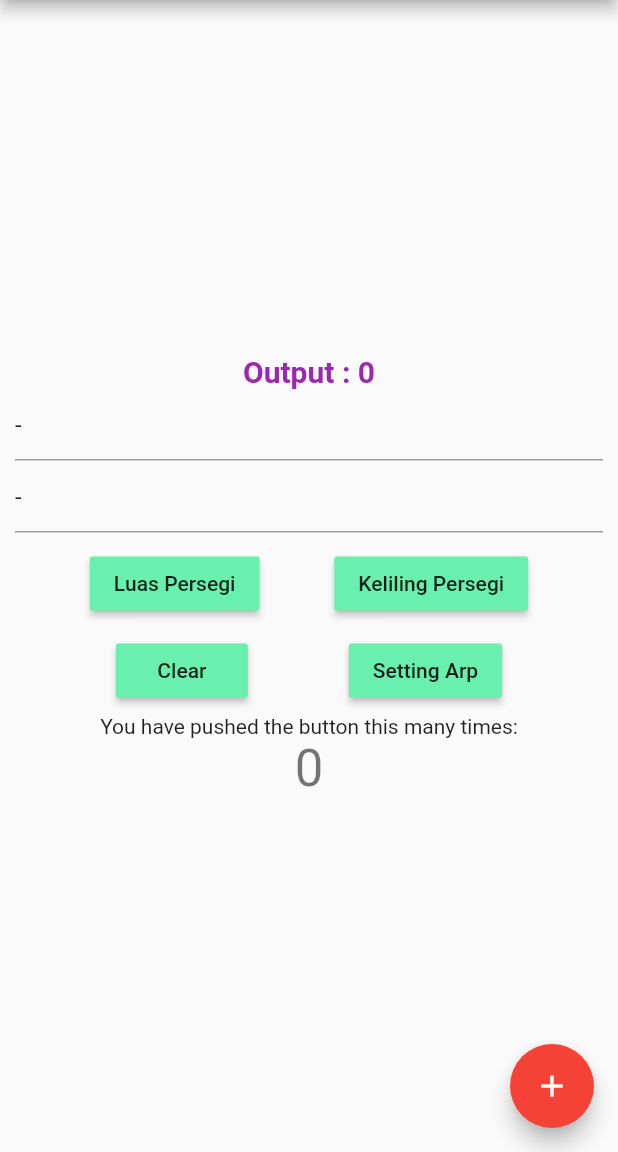
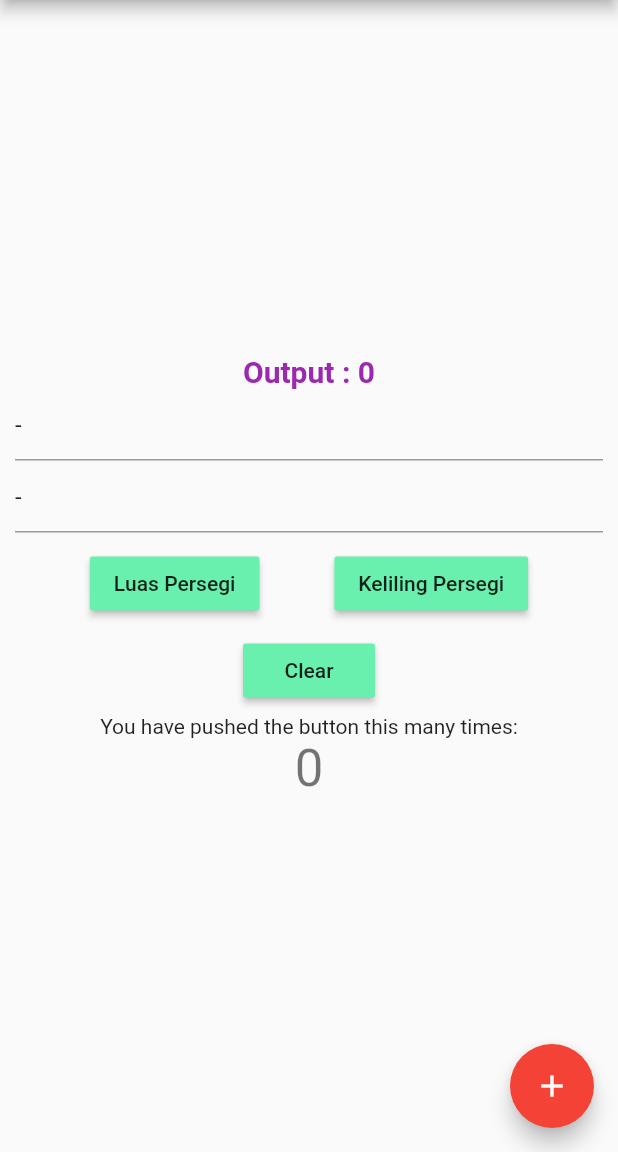
Before and after one commit to ivandermoura/persegipanjang, a Flutter app: the screen it shows after launch, on a phone screen of 412 x 824 dp, the part 84-1236 px from its top. Run offline on Flutter 3.47's test engine with Material 2 defaults, Android fonts, the phone set to English and light mode, and no system bars.

Commit message:
delete fitur

```diff
--- a/lib/home_page.dart
+++ b/lib/home_page.dart
@@ -112,11 +112,6 @@ class _HomepageState extends State<Homepage> {
                   color: Colors.greenAccent,
                   onPressed: doClear,
                 ),
-                 new MaterialButton(
-                  child: new Text("Setting Arp"),
-                  color: Colors.greenAccent,
-                  onPressed: doClear,
-                ),
               ],
             ),
             new Padding(
```
